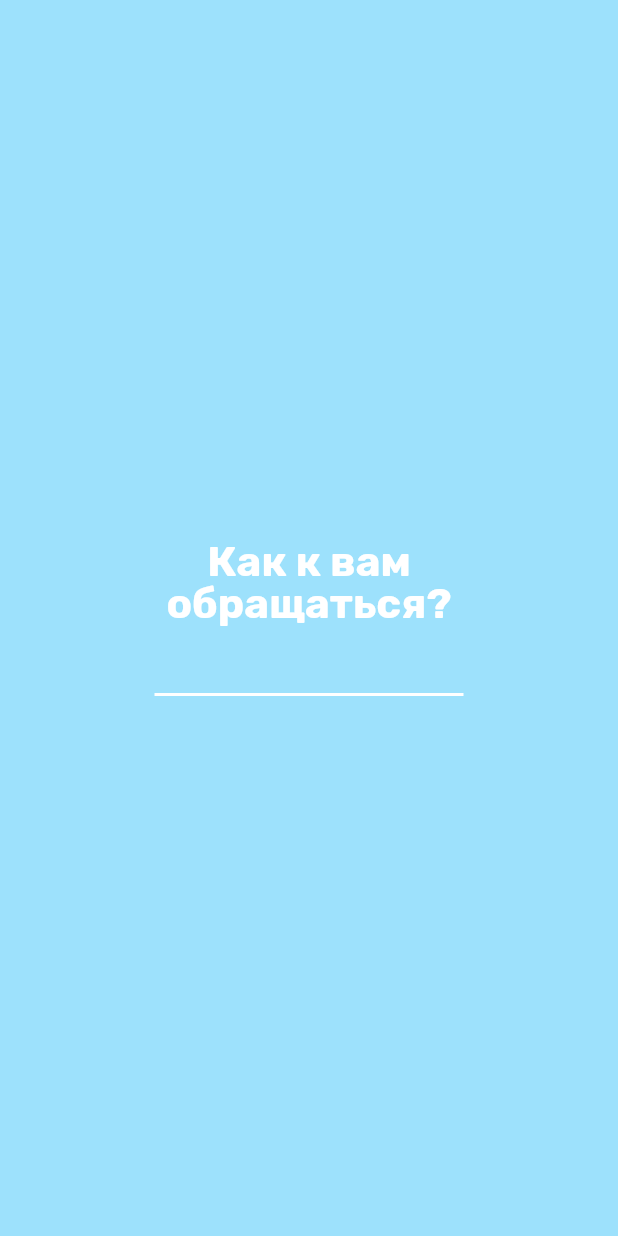
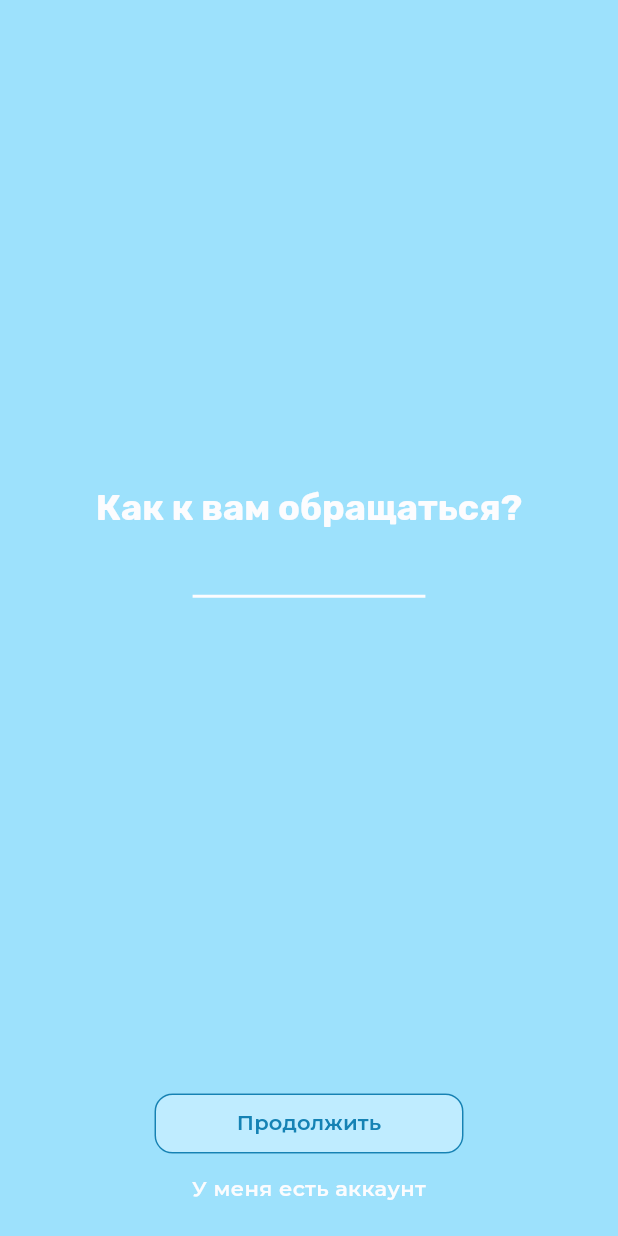
Before and after one commit to vvnikita74/psycho_app, a Flutter app: the screen it shows after launch, on a phone screen of 412 x 824 dp. Run offline on Flutter 3.47's test engine with Material 3 defaults, Android fonts, the phone set to English and light mode, and no system bars; our stand-ins replace google_fonts.

Commit message:
state and optimizations

```diff
--- a/lib/config.dart
+++ b/lib/config.dart
@@ -3,11 +3,35 @@ import 'package:google_fonts/google_fonts.dart';
 
 class Config {
   static const Color backgroundColor = Color(0xFF9DE1FC);
-  static const Color headlineColor = Color(0xFFFFFFFF);
+  static const Color headlineColor = Color(0xFFFCFCFE);
+  static const Color buttonTextColor = Color(0xFF1582B4);
+  static const Color backgroundLightColor = Color(0xD9C5EEFF);
+  static const double basePadding = 12.0;
+
+  static const EdgeInsets contentPadding = EdgeInsets.all(basePadding);
+
+  static ButtonStyle buttonStyle = ButtonStyle(
+    backgroundColor: WidgetStatePropertyAll<Color>(backgroundLightColor),
+    padding: WidgetStatePropertyAll<EdgeInsets>(EdgeInsets.all(12)),
+    shape: WidgetStatePropertyAll<RoundedRectangleBorder>(
+      RoundedRectangleBorder(
+        borderRadius: BorderRadius.circular(12.0),
+        side: BorderSide(color: buttonTextColor),
+      ),
+    ),
+  );
 
   static TextStyle headlineStyle = GoogleFonts.rubik(
     color: headlineColor,
     height: 1.0,
     fontWeight: FontWeight.w700,
+    fontSize: 24,
+  );
+
+  static TextStyle buttonTextStyle = GoogleFonts.montserrat(
+    color: buttonTextColor,
+    height: 1.05,
+    fontWeight: FontWeight.w600,
+    fontSize: 14,
   );
 }
--- a/lib/pages/auth/register.dart
+++ b/lib/pages/auth/register.dart
@@ -1,34 +1,178 @@
 import 'package:flutter/material.dart';
 import 'package:psycho_app/config.dart';
 
-const UnderlineInputBorder inputUnderline = UnderlineInputBorder(
-  borderSide: BorderSide(color: Config.headlineColor, width: 2.0),
+// TODO: Вынести в отдельный файл или вообще убрать
+enum FieldType { text, radio }
+
+class FormFieldConfig {
+  final String label;
+  final bool obscureText;
+  final TextInputType? keyboardType;
+  final String fieldKey;
+  final FieldType fieldType;
+
+  FormFieldConfig({
+    required this.label,
+    required this.fieldKey,
+    this.obscureText = false,
+    this.fieldType = FieldType.text,
+    this.keyboardType,
+  });
+}
+
+class RegisterPage extends StatefulWidget {
+  const RegisterPage({super.key});
+
+  @override
+  State<RegisterPage> createState() => _RegisterPageState();
+}
+
+class _RegisterPageState extends State<RegisterPage> {
+  final List<FormFieldConfig> formFields = [
+    FormFieldConfig(label: 'Как к вам обращаться?', fieldKey: 'name'),
+    FormFieldConfig(label: 'Сколько вам лет?', fieldKey: 'age'),
+    FormFieldConfig(label: 'Кто вы?', fieldKey: 'sex'),
+  ];
+
+  int currentFieldIndex = 0;
+  final textController = TextEditingController();
+
+  void _nextField() {
+    if (currentFieldIndex < formFields.length) {
+      setState(() {
+        textController.clear();
+        currentFieldIndex++;
+      });
+    }
+  }
+
+  void _prevField() {
+    if (currentFieldIndex != 0) {
+      setState(() {
+        textController.clear();
+        currentFieldIndex--;
+      });
+    }
+  }
+
+  @override
+  void dispose() {
+    textController.dispose();
+    super.dispose();
+  }
+
+  @override
+  Widget build(BuildContext context) {
+    return Scaffold(
+      body: SafeArea(
+        child: Container(
+          padding: Config.contentPadding,
+          child: Stack(
+            children: [
+              RegisterField(
+                label: formFields[currentFieldIndex].label,
+                controller: textController,
+              ),
+              if (currentFieldIndex > 0)
+                Positioned(
+                  top: 0,
+                  left: 0,
+                  child: IconButton.filled(
+                    style: const ButtonStyle(
+                      backgroundColor: WidgetStatePropertyAll<Color>(
+                        Config.backgroundLightColor,
+                      ),
+                    ),
+                    padding: const EdgeInsets.all(Config.basePadding / 2),
+                    constraints: const BoxConstraints(),
+                    icon: const Icon(
+                      Icons.chevron_left,
+                      size: 24,
+                      color: Config.buttonTextColor,
+                    ),
+                    onPressed: _prevField,
+                  ),
+                ),
+            ],
+          ),
+        ),
+      ),
+      bottomNavigationBar: SafeArea(
+        child: FractionallySizedBox(
+          widthFactor: 0.5,
+          alignment: FractionalOffset.center,
+          child: Column(
+            mainAxisSize: MainAxisSize.min,
+            children: [
+              SizedBox(
+                width: double.infinity,
+                child: TextButton(
+                  style: Config.buttonStyle,
+                  onPressed: _nextField,
+                  child: Text('Продолжить', style: Config.buttonTextStyle),
+                ),
+              ),
+              Container(
+                margin: const EdgeInsets.only(
+                  bottom: (Config.basePadding * 2),
+                  top: 12,
+                ),
+                child: Text(
+                  'У меня есть аккаунт',
+                  style: Config.buttonTextStyle.copyWith(
+                    color: Config.headlineColor,
+                  ),
+                ),
+              ),
+            ],
+          ),
+        ),
+      ),
     );
+  }
+}
 
-class RegisterPage extends StatelessWidget {
-  const RegisterPage({super.key});
+class RegisterField extends StatelessWidget {
+  const RegisterField({
+    super.key,
+    required this.label,
+    this.controller,
+    this.obscureText = false,
+    this.keyboardType,
+  });
+
+  final TextEditingController? controller;
+  final String label;
+  final bool obscureText;
+  final TextInputType? keyboardType;
 
   @override
   Widget build(BuildContext context) {
     final TextTheme textTheme = Theme.of(context).textTheme;
+    const inputUnderline = UnderlineInputBorder(
+      borderSide: BorderSide(color: Config.headlineColor, width: 2.0),
+    );
 
-    return Scaffold(
-      body: SafeArea(
-        child: Column(
+    return Column(
       mainAxisAlignment: MainAxisAlignment.center,
       children: [
-            Text(
-              'Как к вам\nобращаться?',
+        SizedBox(
+          width: double.infinity,
+          child: Text(
+            label,
             textAlign: TextAlign.center,
             style: textTheme.headlineMedium,
           ),
-            Center(
-              child: Container(
-                constraints: BoxConstraints(maxWidth: 500),
-                width: MediaQuery.of(context).size.width * 0.5,
+        ),
+        FractionallySizedBox(
+          widthFactor: 0.4,
+          alignment: FractionalOffset.center,
           child: TextField(
+            controller: controller,
             style: textTheme.headlineSmall,
             textAlign: TextAlign.center,
+            keyboardType: keyboardType,
+            obscureText: obscureText,
             cursorColor: Config.headlineColor,
             decoration: InputDecoration(
               enabledBorder: inputUnderline,
@@ -36,10 +180,7 @@ class RegisterPage extends StatelessWidget {
             ),
           ),
         ),
-            ),
       ],
-        ),
-      ),
     );
   }
 }
```
Lines whose indentation alone changed are shown as unchanged.
